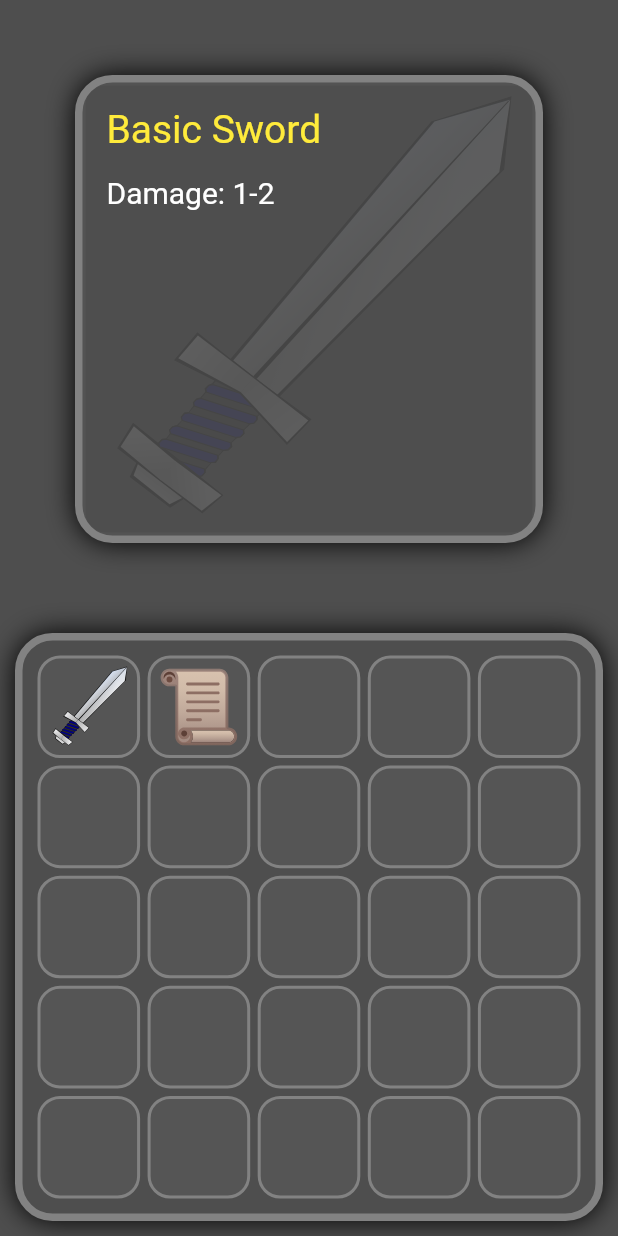
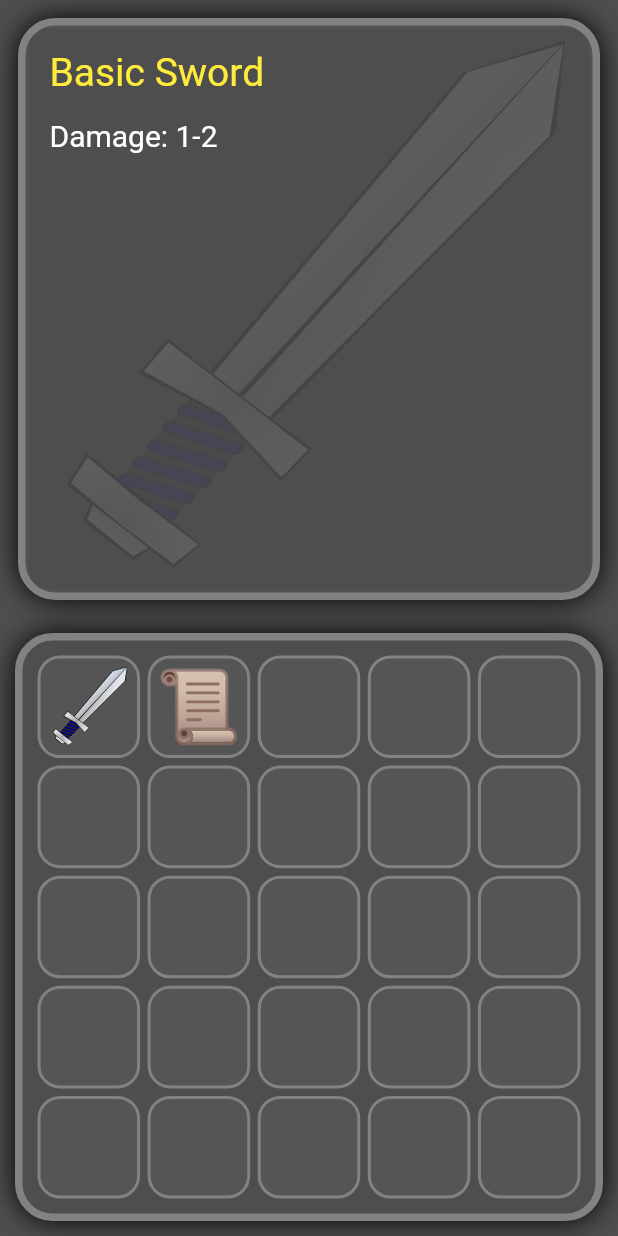
Before and after one commit to McKoog/enchanment_game, a Flutter app: the screen it shows after launch, after a tap on an icon or button, on a phone screen of 412 x 824 dp. Run offline on Flutter 3.47's test engine with Material 2 defaults, Android fonts, the phone set to English and light mode, and no system bars; our stand-ins replace auto_size_text, flutter_riverpod, flutter_svg; Roboto replaces fonts that are missing (PT Sans).

Commit message:
add cancel button to scroll_field,fix UI sizes

```diff
--- a/lib/screens/enchant_screen/zones/main_zone/fields/base_main_zone_field.dart
+++ b/lib/screens/enchant_screen/zones/main_zone/fields/base_main_zone_field.dart
@@ -16,8 +16,8 @@ class BaseMainZoneField extends ConsumerWidget {
   Widget build(BuildContext context,WidgetRef ref) {
     return Container(
         decoration: enchantFieldDecoration,
-        height:sideSize-100,
-        width: sideSize-100,
+        height:sideSize-24,
+        width: sideSize-24,
         child:backgroundItem != null
                 ?Stack(
                     alignment: Alignment.center,
--- a/lib/screens/enchant_screen/zones/main_zone/main_zone.dart
+++ b/lib/screens/enchant_screen/zones/main_zone/main_zone.dart
@@ -29,7 +29,9 @@ class MainZone extends ConsumerWidget {
             ?BaseMainZoneField(
               sideSize: height,
               backgroundItem: currScroll ?? currWeapon,
-              child: currScroll != null ? ScrollField(sideSize: height, scroll: currScroll as Scroll):WeaponInfoField(sideSize: height, weapon: currWeapon! as Weapon),
+              child: currScroll != null
+                  ?ScrollField(sideSize: height, scroll: currScroll as Scroll)
+                  :WeaponInfoField(sideSize: height, weapon: currWeapon! as Weapon),
         )
             :const SizedBox()
       ),
--- a/lib/screens/enchant_screen/zones/secondary_zone/fields/components/inventory_slot.dart
+++ b/lib/screens/enchant_screen/zones/secondary_zone/fields/components/inventory_slot.dart
@@ -18,7 +18,7 @@ class InventorySlot extends ConsumerWidget {
         decoration: inventorySlotDecoration,
         child: item != null ?Draggable<Item>(
           data: item,
-          feedback: SvgPicture.asset(item!.image,height: MediaQuery.of(context).size.height/9,width: MediaQuery.of(context).size.height/9,),
+          feedback: SvgPicture.asset(item!.image,height: MediaQuery.of(context).size.height/12,width: MediaQuery.of(context).size.height/12,),
           childWhenDragging: const SizedBox(),
 
           child: InkWell(
--- a/lib/screens/enchant_screen/zones/secondary_zone/fields/inventory_field.dart
+++ b/lib/screens/enchant_screen/zones/secondary_zone/fields/inventory_field.dart
@@ -39,7 +39,7 @@ class InventoryField extends StatelessWidget {
                           ?Scroll(
                             type: ItemType.scroll,
                             image: "assets/enchant_scroll.svg",
-                            name: "Ancient scroll",
+                            name: "Scroll of enchant",
                             description: "Increase power of the weapon, but be carefull, it's not garanteed"
                           )
                           :null
--- a/lib/screens/enchant_screen/zones/secondary_zone/secondary_zone.dart
+++ b/lib/screens/enchant_screen/zones/secondary_zone/secondary_zone.dart
@@ -12,7 +12,10 @@ class SecondaryZone extends StatelessWidget {
         height: height,
         width: width,
         child: Center(
-            child: InventoryField(sideSize: height-20,capacity: 25,)
+            child: Padding(
+              padding: const EdgeInsets.all(8.0),
+              child: InventoryField(sideSize: height-20,capacity: 25,),
+            )
         )
     );
   }
--- a/pubspec.yaml
+++ b/pubspec.yaml
@@ -38,6 +38,7 @@ dependencies:
   cupertino_icons: ^1.0.2
   flutter_svg: ^1.1.6
   flutter_riverpod: 2.0.0-dev.9
+  auto_size_text: ^3.0.0
 
 dev_dependencies:
   flutter_test:
```
Also changed, not shown: lib/screens/enchant_screen/zones/main_zone/fields/scroll_field.dart (+37 -7 lines), pubspec.lock.
